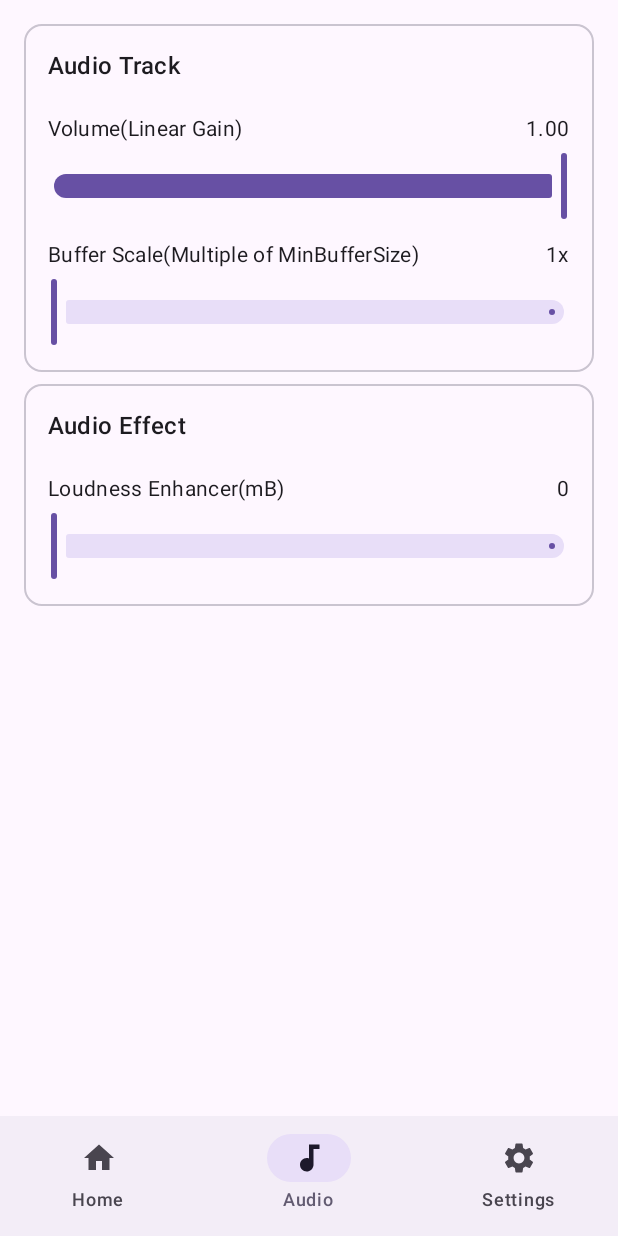
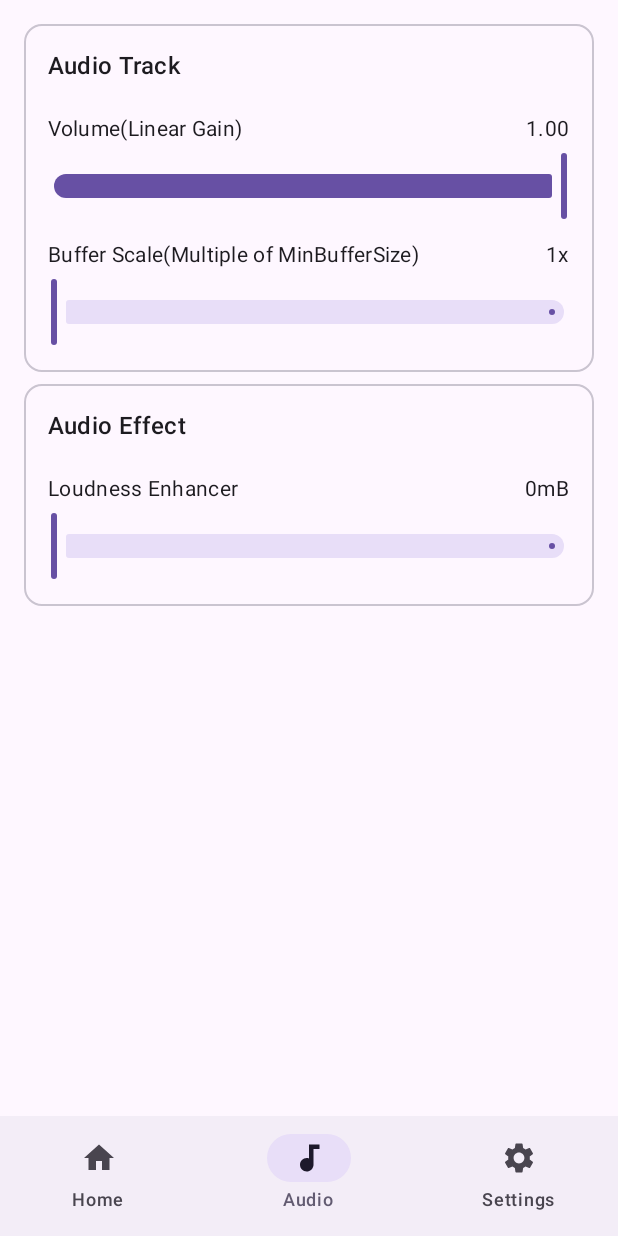
Before and after one commit to W0n9/audio-share, an Android app built with Jetpack Compose: the AudioScreen screen opened through its navigation route, item 3 of the bottom bar chosen, on a phone screen of 412 x 824 dp. Run offline under Robolectric (Android 15) with nearby library versions, the phone set to English and light mode, and no system bars; libraries missing offline, so code that uses them is left out: com.materialkolor.dynamicColorScheme, kotlinx.coroutines.guava; 6 statements that could not run were skipped.

Commit message:
android-app: add zh-CN translation

```diff
--- a/android-app/app/build.gradle.kts
+++ b/android-app/app/build.gradle.kts
@@ -13,6 +13,8 @@
  *    See the License for the specific language governing permissions and
  *    limitations under the License.
  */
+
+@file:Suppress("UnstableApiUsage")
 
 import java.util.Properties
 import com.google.protobuf.gradle.proto
@@ -85,6 +87,10 @@ android {
         includeInApk = false
         includeInBundle = false
     }
+
+    androidResources {
+        generateLocaleConfig = true
+    }
 }
 
 dependencies {
--- a/android-app/app/src/main/java/io/github/mkckr0/audio_share_app/ui/base/SwitchPreference.kt
+++ b/android-app/app/src/main/java/io/github/mkckr0/audio_share_app/ui/base/SwitchPreference.kt
@@ -88,8 +88,8 @@ fun SwitchPreference(
     key: String,
     title: String,
     defaultValue: Boolean = false,
-    summaryOn: String = "On",
-    summaryOff: String = "Off",
+    summaryOn: String = "",
+    summaryOff: String = "",
     onChange: ((checked: Boolean) -> Unit)? = null,
 ) {
     BaseSwitchPreference(icon, key, title, defaultValue, summaryOn, summaryOff, onChange)
@@ -101,8 +101,8 @@ fun SwitchPreference(
     key: String,
     title: String,
     defaultValue: Boolean = false,
-    summaryOn: String = "On",
-    summaryOff: String = "Off",
+    summaryOn: String = "",
+    summaryOff: String = "",
     onChange: ((checked: Boolean) -> Unit)? = null,
 ) {
     BaseSwitchPreference(icon, key, title, defaultValue, summaryOn, summaryOff, onChange)
--- a/android-app/app/src/main/java/io/github/mkckr0/audio_share_app/ui/screen/AudioScreen.kt
+++ b/android-app/app/src/main/java/io/github/mkckr0/audio_share_app/ui/screen/AudioScreen.kt
@@ -39,10 +39,10 @@ fun AudioScreen() {
         modifier = Modifier.padding(16.dp),
         verticalArrangement = Arrangement.spacedBy(8.dp)
     ) {
-        ConfigGroup("Audio Track") {
+        ConfigGroup(context.getString(R.string.label_audio_track)) {
             SliderConfig(
                 key = AudioConfigKeys.VOLUME,
-                title = "Volume(Linear Gain)",
+                title = context.getString(R.string.label_volume_linear_gain),
                 valueFormatter = { "%1.2f".format(it) },
                 defaultValue = context.getFloat(R.string.default_volume),
                 valueRange = AudioTrack.getMinVolume()..AudioTrack.getMaxVolume(),
@@ -50,18 +50,18 @@ fun AudioScreen() {
             )
             SliderConfig(
                 key = AudioConfigKeys.BUFFER_SCALE,
-                title = "Buffer Scale(Multiple of MinBufferSize)",
+                title = context.getString(R.string.label_buffer_scale),
                 valueFormatter = { "%1.0fx".format(it) },
                 defaultValue = context.getFloat(R.string.default_buffer_scale),
                 valueRange = 1f..10f,
                 step = 1f
             )
         }
-        ConfigGroup("Audio Effect") {
+        ConfigGroup(context.getString(R.string.label_audio_effect)) {
             SliderConfig(
                 key = AudioConfigKeys.LOUDNESS_ENHANCER,
-                title = "Loudness Enhancer(mB)",
-                valueFormatter = { "%1.0f".format(it) },
+                title = context.getString(R.string.label_loudness_enhancer),
+                valueFormatter = { "%1.0fmB".format(it) },
                 defaultValue = context.getFloat(R.string.default_loudness_enhancer),
                 valueRange = 0f..3000f,
                 step = 100f
--- a/android-app/app/src/main/java/io/github/mkckr0/audio_share_app/ui/screen/HomeScreen.kt
+++ b/android-app/app/src/main/java/io/github/mkckr0/audio_share_app/ui/screen/HomeScreen.kt
@@ -16,7 +16,6 @@
 
 package io.github.mkckr0.audio_share_app.ui.screen
 
-import android.util.Log
 import androidx.compose.foundation.layout.Arrangement
 import androidx.compose.foundation.layout.Column
 import androidx.compose.foundation.layout.Row
@@ -53,6 +52,7 @@ import androidx.lifecycle.compose.LifecycleStartEffect
 import androidx.lifecycle.compose.collectAsStateWithLifecycle
 import androidx.lifecycle.viewmodel.compose.viewModel
 import androidx.media3.common.Player
+import io.github.mkckr0.audio_share_app.R
 import io.github.mkckr0.audio_share_app.service.AudioPlayer
 import io.github.mkckr0.audio_share_app.ui.MainActivity
 import io.github.mkckr0.audio_share_app.ui.screen.HomeScreenViewModel.UiState
@@ -101,7 +101,7 @@ fun HomeScreen(viewModel: HomeScreenViewModel = viewModel()) {
                         },
                         enabled = !started,
                         isError = isHostError,
-                        label = { Text("Host") },
+                        label = { Text(context.getString(R.string.label_host)) },
                         modifier = Modifier.weight(0.7f),
                     )
                     OutlinedTextField(
@@ -113,7 +113,7 @@ fun HomeScreen(viewModel: HomeScreenViewModel = viewModel()) {
                         },
                         enabled = !started,
                         isError = isPortError,
-                        label = { Text("Port") },
+                        label = { Text(context.getString(R.string.label_port)) },
                         modifier = Modifier.weight(0.3f),
                         keyboardOptions = KeyboardOptions(keyboardType = KeyboardType.Number),
                     )
--- a/android-app/app/src/main/java/io/github/mkckr0/audio_share_app/ui/screen/MainScreen.kt
+++ b/android-app/app/src/main/java/io/github/mkckr0/audio_share_app/ui/screen/MainScreen.kt
@@ -31,6 +31,7 @@ import androidx.compose.runtime.Composable
 import androidx.compose.runtime.getValue
 import androidx.compose.ui.Modifier
 import androidx.compose.ui.graphics.vector.ImageVector
+import androidx.compose.ui.platform.LocalContext
 import androidx.compose.ui.tooling.preview.Preview
 import androidx.navigation.NavDestination.Companion.hasRoute
 import androidx.navigation.NavDestination.Companion.hierarchy
@@ -39,6 +40,7 @@ import androidx.navigation.compose.NavHost
 import androidx.navigation.compose.composable
 import androidx.navigation.compose.currentBackStackEntryAsState
 import androidx.navigation.compose.rememberNavController
+import io.github.mkckr0.audio_share_app.R
 import kotlinx.serialization.Serializable
 
 sealed class Route {
@@ -54,14 +56,15 @@ sealed class Route {
 
 data class TopLevelRoute(val label: String, val icon: ImageVector, val route: Route)
 
-val topLevelRoutes = listOf(
-    TopLevelRoute("Home", Icons.Default.Home, Route.Home),
-    TopLevelRoute("Audio", Icons.Default.Audiotrack, Route.Audio),
-    TopLevelRoute("Settings", Icons.Default.Settings, Route.Settings),
-)
-
 @Composable
 fun MainScreen() {
+    val context = LocalContext.current
+    val topLevelRoutes = listOf(
+        TopLevelRoute(context.getString(R.string.label_home), Icons.Default.Home, Route.Home),
+        TopLevelRoute(context.getString(R.string.label_audio), Icons.Default.Audiotrack, Route.Audio),
+        TopLevelRoute(context.getString(R.string.label_settings), Icons.Default.Settings, Route.Settings),
+    )
+
     val navController = rememberNavController()
     Scaffold(
         modifier = Modifier.fillMaxSize(),
--- a/android-app/app/src/main/java/io/github/mkckr0/audio_share_app/ui/screen/SettingsScreen.kt
+++ b/android-app/app/src/main/java/io/github/mkckr0/audio_share_app/ui/screen/SettingsScreen.kt
@@ -31,11 +31,13 @@ import androidx.compose.material.icons.filled.BatterySaver
 import androidx.compose.material.icons.filled.BugReport
 import androidx.compose.material.icons.filled.ColorLens
 import androidx.compose.material.icons.filled.Info
+import androidx.compose.material.icons.filled.Language
 import androidx.compose.material.icons.filled.NewReleases
 import androidx.compose.material.icons.filled.Notifications
 import androidx.compose.material.icons.filled.PlayCircle
 import androidx.compose.material.icons.filled.PowerSettingsNew
 import androidx.compose.material.icons.filled.Settings
+import androidx.compose.material.icons.filled.Translate
 import androidx.compose.material.icons.filled.Update
 import androidx.compose.material.icons.filled.Wallpaper
 import androidx.compose.runtime.Composable
@@ -81,17 +83,17 @@ fun SettingsScreen() {
 
     PreferenceScreen {
 
-        PreferenceCategory("Auto Start") {
+        PreferenceCategory(context.getString(R.string.label_auto_start)) {
             SwitchPreference(
                 icon = Icons.Default.PowerSettingsNew,
                 key = AppSettingsKeys.START_PLAYBACK_WHEN_SYSTEM_BOOT,
-                title = "Auto start playback when system boots",
+                title = context.getString(R.string.label_auto_start_when_system_boots),
                 defaultValue = context.getBoolean(R.bool.default_start_playback_when_system_boot)
             )
             SwitchPreference(
                 icon = Icons.Default.PlayCircle,
                 key = AppSettingsKeys.START_PLAYBACK_WHEN_APP_START,
-                title = "Auto start playback when app starts",
+                title = context.getString(R.string.label_auto_start_when_app_starts),
                 defaultValue = context.getBoolean(R.bool.default_start_playback_when_app_start)
             )
         }
@@ -99,9 +101,9 @@ fun SettingsScreen() {
         val getBatteryOptimizationState = {
             val powerManager = context.getSystemService(Context.POWER_SERVICE) as PowerManager
             if (powerManager.isIgnoringBatteryOptimizations(BuildConfig.APPLICATION_ID)) {
-                "Ignored"
+                context.getString(R.string.label_ignored)
             } else {
-                "Not ignored"
+                context.getString(R.string.label_not_ignored)
             }
         }
         var batteryOptimizationState by remember {
@@ -111,10 +113,10 @@ fun SettingsScreen() {
             batteryOptimizationState = getBatteryOptimizationState()
         }
 
-        PreferenceCategory("Battery optimization") {
+        PreferenceCategory(context.getString(R.string.label_battery_optimization)) {
             Preference(
                 icon = Icons.Default.BatterySaver,
-                title = "Request ignore battery optimization",
+                title = context.getString(R.string.label_request_battery_optimization),
                 summary = batteryOptimizationState,
                 intent = rememberIntent(
                     Settings.ACTION_REQUEST_IGNORE_BATTERY_OPTIMIZATIONS,
@@ -123,37 +125,46 @@ fun SettingsScreen() {
             )
             Preference(
                 icon = Icons.Default.Settings,
-                title = "Battery optimization settings",
-                summary = "Change battery optimization settings",
+                title = context.getString(R.string.label_battery_optimization_settings),
                 intent = rememberIntent(
                     Settings.ACTION_IGNORE_BATTERY_OPTIMIZATION_SETTINGS
                 )
             )
         }
 
-        PreferenceCategory("Theme") {
+        PreferenceCategory(context.getString(R.string.label_appearance)) {
+            if (Build.VERSION.SDK_INT >= Build.VERSION_CODES.TIRAMISU) {
+                Preference(
+                    icon = Icons.Default.Translate,
+                    title = context.getString(R.string.label_language),
+                    intent = rememberIntent(
+                        Settings.ACTION_APP_LOCALE_SETTINGS,
+                        "package:${BuildConfig.APPLICATION_ID}"
+                    )
+                )
+            }
             if (isDynamicColorFromWallpaperAvailable()) {
                 SwitchPreference(
                     icon = Icons.Default.Wallpaper,
                     key = AppSettingsKeys.DYNAMIC_COLOR_FROM_WALLPAPER,
-                    title = "Dynamic color from wallpaper",
+                    title = context.getString(R.string.label_dynamic_color_from_wallpaper),
                     defaultValue = context.getBoolean(R.bool.default_dynamic_color_from_wallpaper),
                 )
             }
             EditTextPreference(
                 icon = Icons.Default.ColorLens,
                 key = AppSettingsKeys.DYNAMIC_COLOR_FROM_SEED_COLOR,
-                title = "Dynamic color from seed color",
+                title = context.getString(R.string.label_dynamic_color_from_seed_color),
                 defaultValue = context.getString(R.string.default_dynamic_color_from_seed_color),
             ) { newValue ->
                 if (newValue.isBlank()) {
-                    Toast.makeText(context, "color is invalid", Toast.LENGTH_SHORT).show()
+                    Toast.makeText(context, context.getString(R.string.label_color_is_invalid), Toast.LENGTH_SHORT).show()
                     return@EditTextPreference false
                 }
                 try {
                     Color.parseColor(newValue)
                 } catch (_: IllegalArgumentException) {
-                    Toast.makeText(context, "color is invalid", Toast.LENGTH_SHORT).show()
+                    Toast.makeText(context, context.getString(R.string.label_color_is_invalid), Toast.LENGTH_SHORT).show()
                     return@EditTextPreference false
                 }
                 return@EditTextPreference true
@@ -161,11 +172,10 @@ fun SettingsScreen() {
         }
 
         if (Build.VERSION.SDK_INT >= Build.VERSION_CODES.O) {
-            PreferenceCategory("Notification") {
+            PreferenceCategory(context.getString(R.string.label_notification)) {
                 Preference(
                     icon = Icons.Default.Notifications,
-                    title = "Notification",
-                    summary = "Change notification settings",
+                    title = context.getString(R.string.label_notification_settings),
                     intent = rememberIntent(
                         Settings.ACTION_APP_NOTIFICATION_SETTINGS,
                         extras = Bundle().apply {
@@ -176,12 +186,12 @@ fun SettingsScreen() {
             }
         }
 
-        PreferenceCategory("Update") {
+        PreferenceCategory(context.getString(R.string.label_update)) {
             val workManager = remember { WorkManager.getInstance(context.applicationContext) }
             SwitchPreference(
                 icon = Icons.Default.Autorenew,
                 key = AppSettingsKeys.AUTO_CHECK_FOR_UPDATE,
-                title = "Auto check for update",
+                title = context.getString(R.string.label_auto_check_for_update),
                 defaultValue = context.getBoolean(R.bool.default_auto_check_for_update),
             ) { checked ->
                 if (checked) {
@@ -205,8 +215,7 @@ fun SettingsScreen() {
             }
             Preference(
                 icon = Icons.Default.Update,
-                title = "Check for update",
-                summary = "Manually check for update",
+                title = context.getString(R.string.label_check_for_update),
             ) {
                 val work = OneTimeWorkRequestBuilder<UpdateWorker>().build()
                 workManager.enqueueUniqueWork(
@@ -217,8 +226,7 @@ fun SettingsScreen() {
             }
             Preference(
                 icon = Icons.Default.NewReleases,
-                title = "Latest release",
-                summary = "Access latest release on Github",
+                title = context.getString(R.string.label_latest_release),
                 intent = rememberIntent(
                     Intent.ACTION_VIEW,
                     stringResource(R.string.latest_release_url)
@@ -226,7 +234,7 @@ fun SettingsScreen() {
             )
         }
 
-        PreferenceCategory("About") {
+        PreferenceCategory(context.getString(R.string.label_about)) {
             Preference(
                 icon = R.drawable.github_mark,
                 title = "Audio Share",
@@ -238,8 +246,8 @@ fun SettingsScreen() {
             )
             Preference(
                 icon = Icons.Default.BugReport,
-                title = "Issues",
-                summary = "Report a bug or request a new feature",
+                title = context.getString(R.string.label_issues),
+                summary = context.getString(R.string.label_report_a_bug),
                 intent = rememberIntent(
                     Intent.ACTION_VIEW,
                     stringResource(R.string.issues_url)
@@ -247,7 +255,7 @@ fun SettingsScreen() {
             )
             Preference(
                 icon = Icons.Default.Info,
-                title = "Version",
+                title = context.getString(R.string.label_version),
                 summary = remember { "${BuildConfig.VERSION_NAME}(${BuildConfig.VERSION_CODE})-${BuildConfig.BUILD_TYPE}" },
                 intent = rememberIntent(
                     Intent.ACTION_VIEW,
--- /dev/null
+++ b/android-app/app/src/main/res/resources.properties
@@ -0,0 +1 @@
+unqualifiedResLocale=en-US
--- a/android-app/app/src/main/res/values/strings.xml
+++ b/android-app/app/src/main/res/values/strings.xml
@@ -1,6 +1,47 @@
+<?xml version="1.0" encoding="utf-8"?>
 <resources>
-    <string name="app_name" translatable="false">Audio Share</string>
-    <string name="project_url" translatable="false">https://github.com/mkckr0/audio-share</string>
-    <string name="latest_release_url" translatable="false">https://github.com/mkckr0/audio-share/releases/latest</string>
-    <string name="issues_url" translatable="false">https://github.com/mkckr0/audio-share/issues</string>
+    <!-- Main Screen -->
+    <string name="label_home">Home</string>
+    <string name="label_audio">Audio</string>
+    <string name="label_settings">Settings</string>
+    <!-- Home Screen -->
+    <string name="label_host">Host</string>
+    <string name="label_port">Port</string>
+    <!-- Audio Screen -->
+    <string name="label_audio_track">Audio Track</string>
+    <string name="label_volume_linear_gain">Volume(Linear Gain)</string>
+    <string name="label_buffer_scale">Buffer Scale(Multiple of MinBufferSize)</string>
+    <string name="label_audio_effect">Audio Effect</string>
+    <string name="label_loudness_enhancer">Loudness Enhancer</string>
+    <!-- Settings Screen -->
+    <string name="label_auto_start">Auto Start</string>
+    <string name="label_auto_start_when_system_boots">Auto start playback when system boots</string>
+    <string name="label_auto_start_when_app_starts">Auto start playback when app starts</string>
+    <string name="label_ignored">Ignored</string>
+    <string name="label_not_ignored">Not ignored</string>
+    <string name="label_battery_optimization">Battery optimization</string>
+    <string name="label_request_battery_optimization">Request ignore battery optimization</string>
+    <string name="label_battery_optimization_settings">Battery optimization settings</string>
+    <string name="label_appearance">Appearance</string>
+    <string name="label_language">Language</string>
+    <string name="label_dynamic_color_from_wallpaper">Dynamic color from wallpaper</string>
+    <string name="label_dynamic_color_from_seed_color">Dynamic color from seed color</string>
+    <string name="label_color_is_invalid">color is invalid</string>
+    <string name="label_notification">Notification</string>
+    <string name="label_notification_settings">Notification settings</string>
+    <string name="label_update">Update</string>
+    <string name="label_auto_check_for_update">Auto check for update</string>
+    <string name="label_check_for_update">Check for update</string>
+    <string name="label_latest_release">Latest release</string>
+    <string name="label_about">About</string>
+    <string name="label_issues">Issues</string>
+    <string name="label_report_a_bug">Report a bug or request a new feature</string>
+    <string name="label_version">Version</string>
+    <!-- Update Worker -->
+    <string name="label_no_update">No update</string>
+    <string name="label_has_an_update_1">Has an update, but no APK</string>
+    <string name="label_has_an_update_2">New version (%s)</string>
+    <string name="label_no_post_notification_permission">No permission to post notification</string>
+    <string name="label_tap_notification_1">Tap this notification to start downloading</string>
+    <string name="label_tap_notification_2">Has an update, tap the notification to start downloading</string>
 </resources>
```
Also changed, not shown: android-app/app/src/main/java/io/github/mkckr0/audio_share_app/worker/UpdateWorker.kt (+7 -6 lines), android-app/app/src/main/res/values/values.xml (+7 -0 lines), 1 other file.
